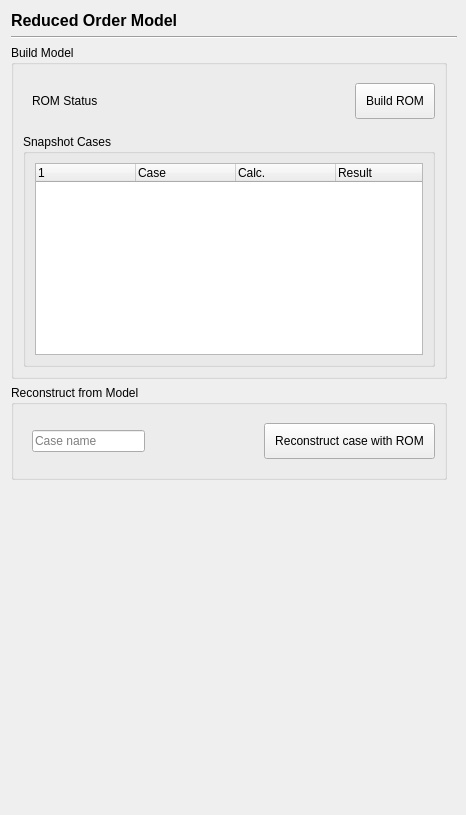
The window that baramFlow/view/solution/run/pod_rom_page.ui (nextfoam/baram) describes before a commit, drawn with Qt 5.
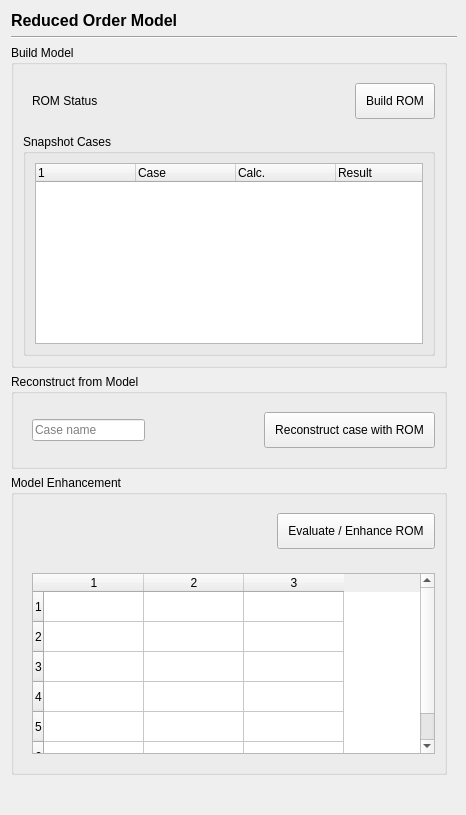
The same window after the commit.

Diff of the .ui file:
```diff
--- a/baramFlow/view/solution/run/pod_rom_page.ui
+++ b/baramFlow/view/solution/run/pod_rom_page.ui
@@ -227,6 +227,81 @@
            </layout>
          </widget>
        </item>
+       <item>
+         <widget class="QGroupBox" name="groupBox_Enhance">
+           <property name="title">
+             <string>Model Enhancement</string>
+           </property>
+           <layout class="QVBoxLayout" name="verticalLayout_EnhanceGroup">
+             <item>
+               <widget class="QWidget" name="enhanceWidget" native="true">
+                <layout class="QHBoxLayout" name="horizontalLayout_333">
+                 <property name="rightMargin">
+                  <number>0</number>
+                 </property>
+                 <item>
+                  <spacer name="horizontalSpacer_333">
+                   <property name="orientation">
+                    <enum>Qt::Horizontal</enum>
+                   </property>
+                   <property name="sizeHint" stdset="0">
+                    <size>
+                     <width>40</width>
+                     <height>20</height>
+                    </size>
+                   </property>
+                  </spacer>
+                 </item>
+                 <item>
+                  <widget class="QPushButton" name="EvalNEnhanceROM">
+                   <property name="styleSheet">
+                    <string notr="true">padding: 10px</string>
+                   </property>
+                   <property name="text">
+                    <string>Evaluate / Enhance ROM</string>
+                   </property>
+                  </widget>
+                 </item>
+                </layout>
+               </widget>
+             </item>
+             <item>
+               <widget class="QWidget" name="EnhanceReport" native="true">
+                <layout class="QVBoxLayout" name="verticalLayout_33">
+                 <property name="rightMargin">
+                  <number>0</number>
+                 </property>
+                 <item>
+                  <widget class="QTableWidget" name="tblRomEval">
+                   <property name="visible">
+                    <bool>true</bool>
+                   </property>
+                   <property name="columnCount">
+                    <number>3</number>
+                   </property>
+                   <property name="rowCount">
+                    <number>6</number>
+                   </property>
+                   <property name="sizePolicy">
+                    <sizepolicy hsizetype="Expanding" vsizetype="Expanding">
+                     <horstretch>0</horstretch>
+                     <verstretch>1</verstretch>
+                    </sizepolicy>
+                   </property>
+                   <property name="editTriggers">
+                    <set>QAbstractItemView::NoEditTriggers</set>
+                   </property>
+                   <property name="minimumHeight">
+                     <number>200</number>
+                   </property>
+                  </widget>
+                 </item>
+                </layout>
+               </widget>
+             </item>
+           </layout>
+         </widget>
+       </item>
        <item>
         <spacer name="verticalSpacer">
          <property name="orientation">
```
